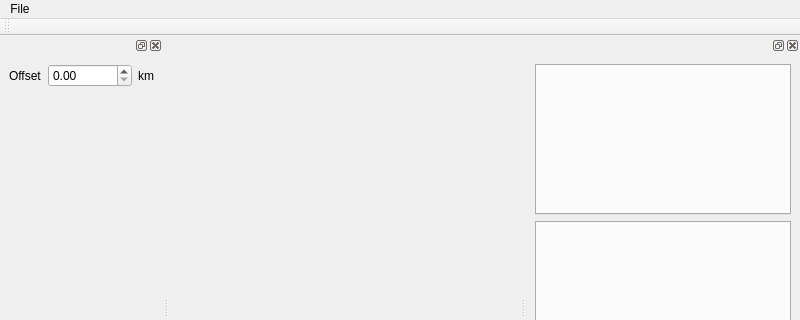
Qt form form.ui (bgallois/LapsAnalyzer) before a commit; both pictures show x 0 to 800 and y 0 to 320 of the 800 by 600 pixel window.
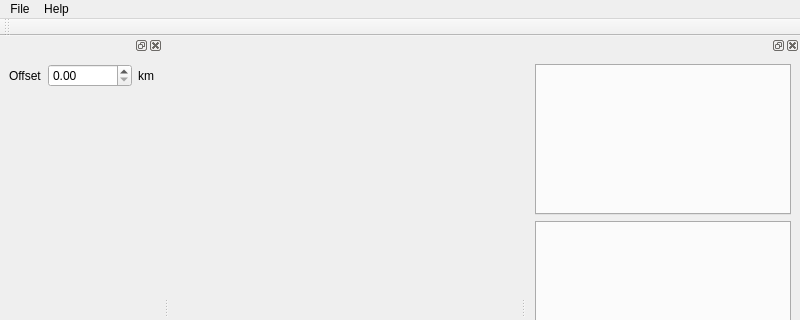
The same form after that commit.

Commit message: [add] add close and help menus

```diff
--- a/form.ui
+++ b/form.ui
@@ -31,8 +31,16 @@
     </property>
     <addaction name="actionOpen"/>
     <addaction name="actionExport"/>
+    <addaction name="actionClose"/>
+   </widget>
+   <widget class="QMenu" name="menuHelp">
+    <property name="title">
+     <string>Help</string>
+    </property>
+    <addaction name="actionAboutQt"/>
    </widget>
    <addaction name="menuFile"/>
+   <addaction name="menuHelp"/>
   </widget>
   <widget class="QStatusBar" name="statusbar"/>
   <widget class="QDockWidget" name="dockWidget">
```
Left out of the diff: 10 changed lines with no effect on the pictures. The commit also changes 1 other file.
